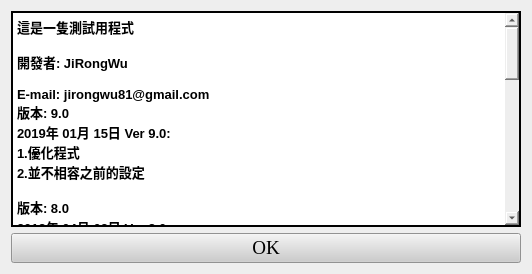
First picture: the form in UI/About.ui, repository Alfredisabug/ComportTerminal, before the edit.
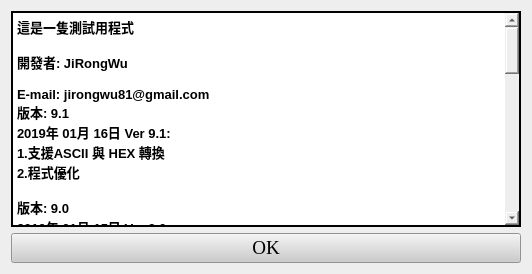
Second picture: the form after the edit.

Commit message: 修正重新開啟.txt的流程 增加marco寫入時的顯示 增加hex與ascii的轉換

```diff
--- a/UI/About.ui
+++ b/UI/About.ui
@@ -63,6 +63,11 @@
 &lt;p style=&quot; margin-top:0px; margin-bottom:0px; margin-left:0px; margin-right:0px; -qt-block-indent:0; text-indent:0px;&quot;&gt;&lt;span style=&quot; font-size:10pt; font-weight:600;&quot;&gt;開發者: JiRongWu&lt;/span&gt;&lt;/p&gt;
 &lt;p style=&quot;-qt-paragraph-type:empty; margin-top:0px; margin-bottom:0px; margin-left:0px; margin-right:0px; -qt-block-indent:0; text-indent:0px; font-size:10pt; font-weight:600;&quot;&gt;&lt;br /&gt;&lt;/p&gt;
 &lt;p style=&quot; margin-top:0px; margin-bottom:0px; margin-left:0px; margin-right:0px; -qt-block-indent:0; text-indent:0px;&quot;&gt;&lt;span style=&quot; font-size:10pt; font-weight:600;&quot;&gt;E-mail: jirongwu81@gmail.com&lt;/span&gt;&lt;/p&gt;
+&lt;p style=&quot; margin-top:0px; margin-bottom:0px; margin-left:0px; margin-right:0px; -qt-block-indent:0; text-indent:0px;&quot;&gt;&lt;span style=&quot; font-size:10pt; font-weight:600;&quot;&gt;版本: 9.1&lt;/span&gt;&lt;/p&gt;
+&lt;p style=&quot; margin-top:0px; margin-bottom:0px; margin-left:0px; margin-right:0px; -qt-block-indent:0; text-indent:0px;&quot;&gt;&lt;span style=&quot; font-size:10pt; font-weight:600;&quot;&gt;2019年 01月 16日 Ver 9.1:&lt;/span&gt;&lt;/p&gt;
+&lt;p style=&quot; margin-top:0px; margin-bottom:0px; margin-left:0px; margin-right:0px; -qt-block-indent:0; text-indent:0px;&quot;&gt;&lt;span style=&quot; font-size:10pt; font-weight:600;&quot;&gt;1.支援ASCII 與 HEX 轉換&lt;/span&gt;&lt;/p&gt;
+&lt;p style=&quot; margin-top:0px; margin-bottom:0px; margin-left:0px; margin-right:0px; -qt-block-indent:0; text-indent:0px;&quot;&gt;&lt;span style=&quot; font-size:10pt; font-weight:600;&quot;&gt;2.程式優化&lt;/span&gt;&lt;/p&gt;
+&lt;p style=&quot;-qt-paragraph-type:empty; margin-top:0px; margin-bottom:0px; margin-left:0px; margin-right:0px; -qt-block-indent:0; text-indent:0px; font-size:10pt; font-weight:600;&quot;&gt;&lt;br /&gt;&lt;/p&gt;
 &lt;p style=&quot; margin-top:0px; margin-bottom:0px; margin-left:0px; margin-right:0px; -qt-block-indent:0; text-indent:0px;&quot;&gt;&lt;span style=&quot; font-size:10pt; font-weight:600;&quot;&gt;版本: 9.0&lt;/span&gt;&lt;/p&gt;
 &lt;p style=&quot; margin-top:0px; margin-bottom:0px; margin-left:0px; margin-right:0px; -qt-block-indent:0; text-indent:0px;&quot;&gt;&lt;span style=&quot; font-size:10pt; font-weight:600;&quot;&gt;2019年 01月 15日 Ver 9.0:&lt;/span&gt;&lt;/p&gt;
 &lt;p style=&quot; margin-top:0px; margin-bottom:0px; margin-left:0px; margin-right:0px; -qt-block-indent:0; text-indent:0px;&quot;&gt;&lt;span style=&quot; font-size:10pt; font-weight:600;&quot;&gt;1.優化程式&lt;/span&gt;&lt;/p&gt;
```
The commit also changes 9 other files.
